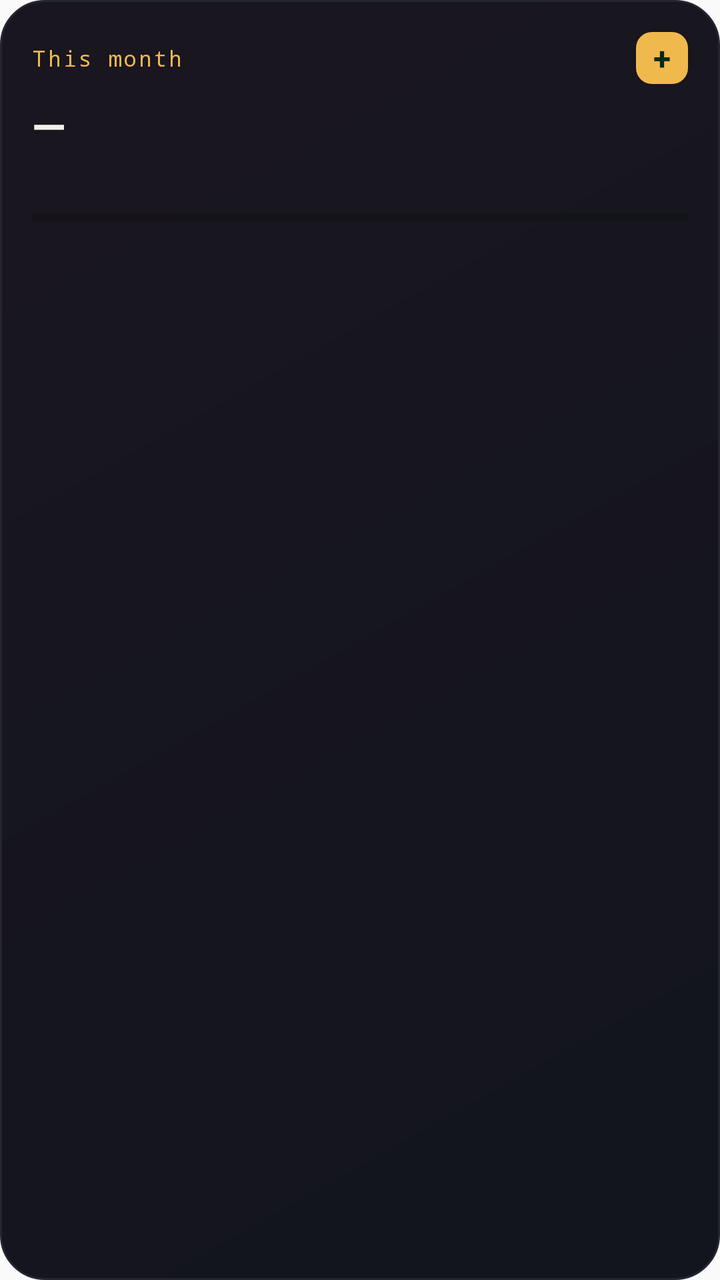
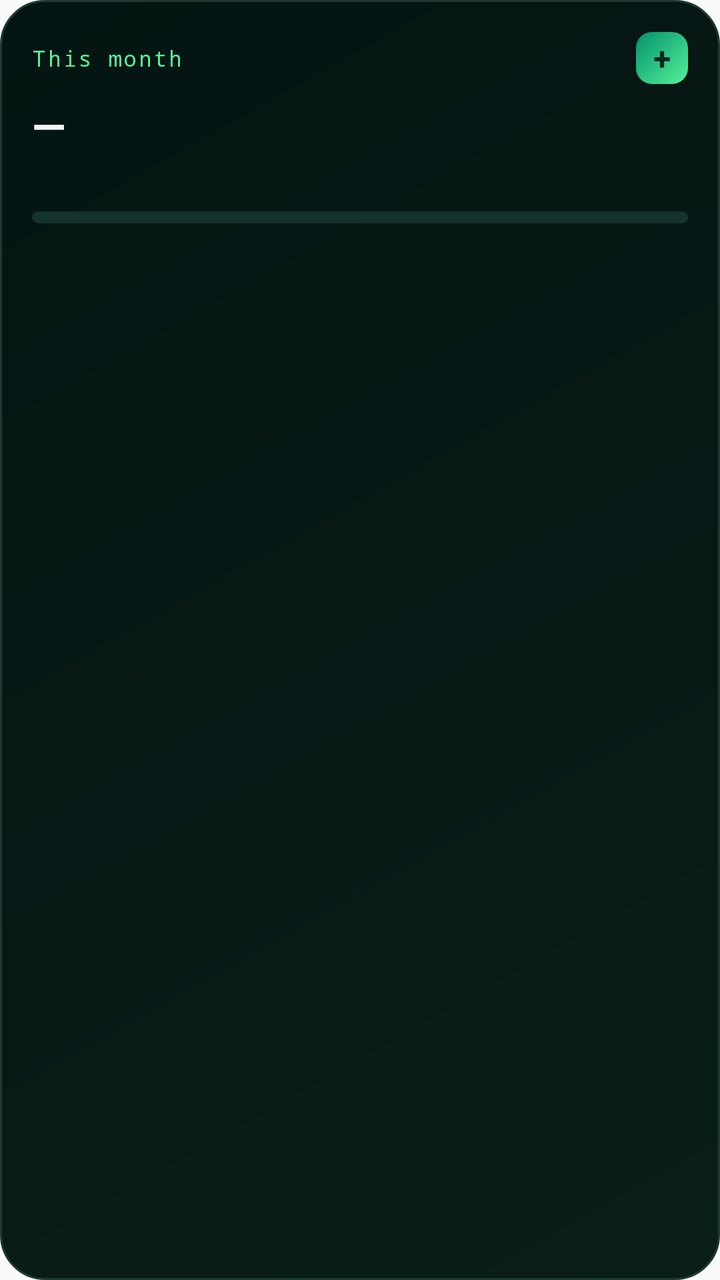

Compare the two renders of this Android layout. The source of the first and the diff that turns it into the second are given below.
<!-- AndroidManifest.xml: application theme AppTheme -->
<!-- res/layout/balance_widget.xml -->
<?xml version="1.0" encoding="utf-8"?>
<LinearLayout xmlns:android="http://schemas.android.com/apk/res/android"
    android:id="@+id/widget_root"
    android:layout_width="match_parent"
    android:layout_height="match_parent"
    android:orientation="vertical"
    android:background="@drawable/widget_background"
    android:padding="16dp">

    <LinearLayout
        android:layout_width="match_parent"
        android:layout_height="wrap_content"
        android:orientation="horizontal"
        android:gravity="center_vertical">

        <TextView
            android:id="@+id/widget_title"
            android:layout_width="0dp"
            android:layout_height="wrap_content"
            android:layout_weight="1"
            android:text="This month"
            android:textColor="#F0B94D"
            android:textSize="11sp"
            android:letterSpacing="0.08"
            android:fontFamily="monospace" />

        <TextView
            android:id="@+id/widget_add_button"
            android:layout_width="26dp"
            android:layout_height="26dp"
            android:gravity="center"
            android:text="+"
            android:textColor="#02291D"
            android:textStyle="bold"
            android:textSize="16sp"
            android:background="@drawable/widget_add_button_background" />

    </LinearLayout>

    <TextView
        android:id="@+id/widget_amount"
        android:layout_width="wrap_content"
        android:layout_height="wrap_content"
        android:layout_marginTop="6dp"
        android:text="—"
        android:textColor="#F4F1EA"
        android:textSize="22sp"
        android:textStyle="bold" />

    <TextView
        android:id="@+id/widget_sub"
        android:layout_width="wrap_content"
        android:layout_height="wrap_content"
        android:layout_marginTop="2dp"
        android:text=""
        android:textColor="#A3A1B5"
        android:textSize="12sp" />

    <ProgressBar
        android:id="@+id/widget_progress"
        style="?android:attr/progressBarStyleHorizontal"
        android:layout_width="match_parent"
        android:layout_height="6dp"
        android:layout_marginTop="10dp"
        android:max="100"
        android:progress="0" />

</LinearLayout>
<!-- resources referenced by this layout -->
<resources>
  <!-- drawable widget_add_button_background (drawable) -->
  <?xml version="1.0" encoding="utf-8"?>
  <shape xmlns:android="http://schemas.android.com/apk/res/android" android:shape="rectangle">
      <solid android:color="#F0B94D" />
      <corners android:radius="8dp" />
  </shape>
  <!-- drawable widget_background (drawable) -->
  <?xml version="1.0" encoding="utf-8"?>
  <shape xmlns:android="http://schemas.android.com/apk/res/android" android:shape="rectangle">
      <gradient
          android:type="linear"
          android:angle="135"
          android:startColor="#12151C"
          android:endColor="#1A1620" />
      <corners android:radius="22dp" />
      <stroke android:width="1dp" android:color="#242531" />
  </shape>
  <style name="AppTheme" parent="Theme.AppCompat.Light.DarkActionBar">
          
          <item name="colorPrimary">@color/colorPrimary</item>
          <item name="colorPrimaryDark">@color/colorPrimaryDark</item>
          <item name="colorAccent">@color/colorAccent</item>
      </style>
</resources>

<!-- the commit's change to res/layout/balance_widget.xml (unified diff, before → after) -->
@@ -19,7 +19,7 @@
             android:layout_height="wrap_content"
             android:layout_weight="1"
             android:text="This month"
-            android:textColor="#F0B94D"
+            android:textColor="#56F29A"
             android:textSize="11sp"
             android:letterSpacing="0.08"
             android:fontFamily="monospace" />
@@ -43,7 +43,7 @@
         android:layout_height="wrap_content"
         android:layout_marginTop="6dp"
         android:text="—"
-        android:textColor="#F4F1EA"
+        android:textColor="#F2F7F5"
         android:textSize="22sp"
         android:textStyle="bold" />
 
@@ -53,7 +53,7 @@
         android:layout_height="wrap_content"
         android:layout_marginTop="2dp"
         android:text=""
-        android:textColor="#A3A1B5"
+        android:textColor="#9FB3AE"
         android:textSize="12sp" />
 
     <ProgressBar
@@ -63,6 +63,7 @@
         android:layout_height="6dp"
         android:layout_marginTop="10dp"
         android:max="100"
-        android:progress="0" />
+        android:progress="0"
+        android:progressDrawable="@drawable/widget_progress_bar" />
 
 </LinearLayout>
<!-- resource entries referenced after the edit -->
@@ -3,7 +3,11 @@
   <!-- drawable widget_add_button_background (drawable) -->
   <?xml version="1.0" encoding="utf-8"?>
   <shape xmlns:android="http://schemas.android.com/apk/res/android" android:shape="rectangle">
-      <solid android:color="#F0B94D" />
+      <gradient
+          android:type="linear"
+          android:angle="135"
+          android:startColor="#56F29A"
+          android:endColor="#02916D" />
       <corners android:radius="8dp" />
   </shape>
   <!-- drawable widget_background (drawable) -->
@@ -12,11 +16,33 @@
       <gradient
           android:type="linear"
           android:angle="135"
-          android:startColor="#12151C"
-          android:endColor="#1A1620" />
+          android:startColor="#0A1E19"
+          android:endColor="#041412" />
       <corners android:radius="22dp" />
-      <stroke android:width="1dp" android:color="#242531" />
+      <stroke android:width="1dp" android:color="#1E3B33" />
   </shape>
+  <!-- drawable widget_progress_bar (drawable) -->
+  <?xml version="1.0" encoding="utf-8"?>
+  <layer-list xmlns:android="http://schemas.android.com/apk/res/android">
+      <item android:id="@android:id/background">
+          <shape android:shape="rectangle">
+              <corners android:radius="6dp" />
+              <solid android:color="#13332C" />
+          </shape>
+      </item>
+      <item android:id="@android:id/progress">
+          <clip>
+              <shape android:shape="rectangle">
+                  <corners android:radius="6dp" />
+                  <gradient
+                      android:type="linear"
+                      android:angle="0"
+                      android:startColor="#56F29A"
+                      android:endColor="#02916D" />
+              </shape>
+          </clip>
+      </item>
+  </layer-list>
   <style name="AppTheme" parent="Theme.AppCompat.Light.DarkActionBar">
           
           <item name="colorPrimary">@color/colorPrimary</item>
